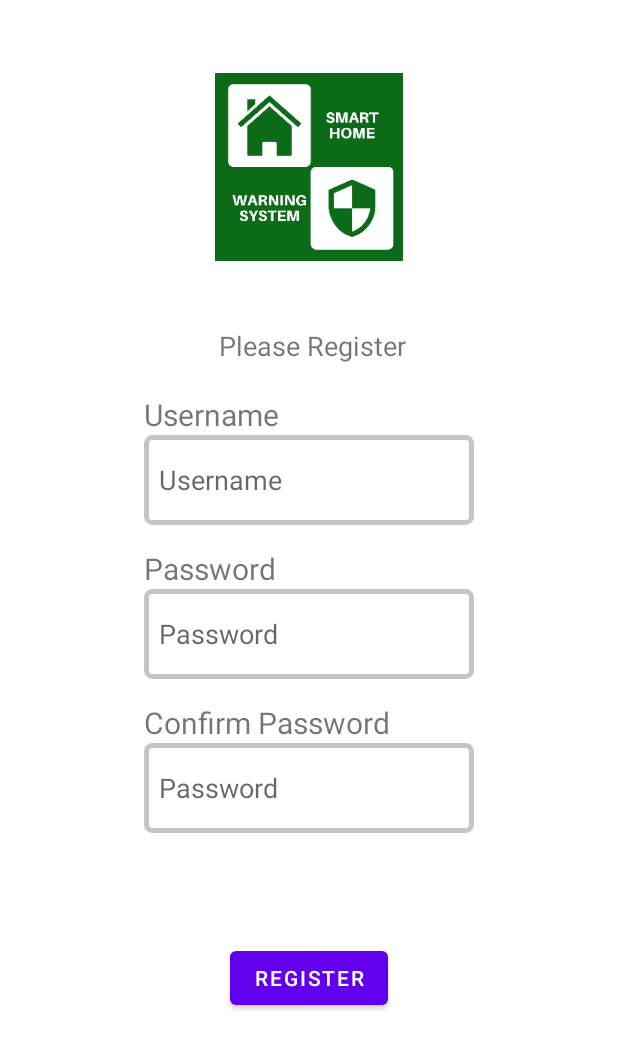
After one commit to lintabong/AntiThieftApp, an Android app: the RegisterActivity screen opened directly, with no data from a screen before it, on a phone screen of 412 x 824 dp. The commit adds this screen. Shown: the top 1049 px of the screen. Run offline under Robolectric (Android 15) with nearby library versions, the phone set to English and light mode, and no system bars.

Commit message:
third upload

```diff
--- /dev/null
+++ b/app/src/main/java/com/example/antithieft/CameraResponse.kt
@@ -0,0 +1,5 @@
+package com.example.antithieft
+
+class CameraResponse {
+
+}
--- /dev/null
+++ b/app/src/main/java/com/example/antithieft/RegisterActivity.java
@@ -0,0 +1,14 @@
+package com.example.antithieft;
+
+import androidx.appcompat.app.AppCompatActivity;
+
+import android.os.Bundle;
+
+public class RegisterActivity extends AppCompatActivity {
+
+    @Override
+    protected void onCreate(Bundle savedInstanceState) {
+        super.onCreate(savedInstanceState);
+        setContentView(R.layout.activity_register);
+    }
+}
--- /dev/null
+++ b/app/src/main/res/drawable/dashboard_bg0.xml
@@ -0,0 +1,4 @@
+<?xml version="1.0" encoding="utf-8"?>
+<shape xmlns:android="http://schemas.android.com/apk/res/android">
+    <solid android:color="#156118"/>
+</shape>
--- /dev/null
+++ b/app/src/main/res/drawable/dashboard_bg1.xml
@@ -0,0 +1,6 @@
+<?xml version="1.0" encoding="utf-8"?>
+<shape xmlns:android="http://schemas.android.com/apk/res/android">
+    <solid android:color="#E8EAE8"/>
+    <corners android:topLeftRadius="70dp"
+        android:topRightRadius="70dp"/>
+</shape>
--- /dev/null
+++ b/app/src/main/res/layout/activity_register.xml
@@ -0,0 +1,110 @@
+<?xml version="1.0" encoding="utf-8"?>
+<androidx.constraintlayout.widget.ConstraintLayout xmlns:android="http://schemas.android.com/apk/res/android"
+    xmlns:app="http://schemas.android.com/apk/res-auto"
+    xmlns:tools="http://schemas.android.com/tools"
+    android:layout_width="match_parent"
+    android:layout_height="match_parent"
+    tools:context=".RegisterActivity">
+
+    <ImageView
+        android:id="@+id/imageView"
+        android:layout_width="wrap_content"
+        android:layout_height="wrap_content"
+        app:layout_constraintBottom_toBottomOf="parent"
+        app:layout_constraintEnd_toEndOf="parent"
+        app:layout_constraintStart_toStartOf="parent"
+        app:layout_constraintTop_toTopOf="parent"
+        app:layout_constraintVertical_bias="0.06999999"
+        android:src="@mipmap/logo_green" />
+
+    <TextView
+        android:id="@+id/PTpleaseSignIn"
+        android:layout_width="wrap_content"
+        android:layout_height="wrap_content"
+        android:layout_marginTop="44dp"
+        android:text="@string/pleaseRegist"
+        android:textSize="18dp"
+        app:layout_constraintEnd_toEndOf="parent"
+        app:layout_constraintHorizontal_bias="0.507"
+        app:layout_constraintStart_toStartOf="parent"
+        app:layout_constraintTop_toBottomOf="@+id/imageView" />
+
+    <LinearLayout
+        android:id="@+id/linearLayout"
+        android:layout_width="wrap_content"
+        android:layout_height="wrap_content"
+        android:orientation="vertical"
+        app:layout_constraintBottom_toBottomOf="parent"
+        app:layout_constraintEnd_toEndOf="parent"
+        app:layout_constraintStart_toStartOf="parent"
+        app:layout_constraintTop_toBottomOf="@+id/PTpleaseSignIn"
+        app:layout_constraintVertical_bias="0.06999999">
+
+        <TextView
+            android:id="@+id/textView2"
+            android:layout_width="match_parent"
+            android:layout_height="wrap_content"
+            android:text="@string/username"
+            android:textSize="20dp"/>
+
+        <EditText
+            android:id="@+id/textUsername"
+            android:layout_width="220dp"
+            android:layout_height="60dp"
+            android:background="@drawable/input_style"
+            android:ems="10"
+            android:inputType="textPersonName"
+            android:hint="@string/username" />
+
+        <TextView
+            android:id="@+id/textView3"
+            android:layout_marginTop="15dp"
+            android:layout_width="match_parent"
+            android:layout_height="wrap_content"
+            android:text="@string/password"
+            android:textSize="20dp"/>
+
+        <EditText
+            android:id="@+id/textPassword"
+            android:layout_width="220dp"
+            android:layout_height="60dp"
+            android:background="@drawable/input_style"
+            android:ems="10"
+            android:inputType="textPassword"
+            tools:ignore="SpeakableTextPresentCheck"
+            android:hint="@string/password"/>
+
+        <TextView
+            android:id="@+id/textView4"
+            android:layout_marginTop="15dp"
+            android:layout_width="match_parent"
+            android:layout_height="wrap_content"
+            android:text="@string/confPass"
+            android:textSize="20dp"/>
+
+        <EditText
+            android:id="@+id/textConfirmPass"
+            android:layout_width="220dp"
+            android:layout_height="60dp"
+            android:background="@drawable/input_style"
+            android:ems="10"
+            android:inputType="textPassword"
+            tools:ignore="SpeakableTextPresentCheck"
+            android:hint="@string/password"/>
+
+    </LinearLayout>
+
+
+
+    <Button
+        android:id="@+id/ButLogin"
+        android:layout_width="wrap_content"
+        android:layout_height="wrap_content"
+        android:text="@string/register"
+        app:layout_constraintBottom_toBottomOf="parent"
+        app:layout_constraintEnd_toEndOf="parent"
+        app:layout_constraintStart_toStartOf="parent"
+        app:layout_constraintTop_toBottomOf="@+id/linearLayout"
+        app:layout_constraintVertical_bias="0.32999998" />
+
+</androidx.constraintlayout.widget.ConstraintLayout>
--- a/app/src/main/res/values/strings.xml
+++ b/app/src/main/res/values/strings.xml
@@ -1,13 +1,16 @@
 <resources>
     <string name="app_name">AntiThieft</string>
     <string name="pleaseSignin">Please Sign In</string>
+    <string name="pleaseRegist">Please Register</string>
     <string name="username">Username</string>
     <string name="password">Password</string>
+    <string name="confPass">Confirm Password</string>
     <string name="donthaveAcc">You don\'t have any account?</string>
     <string name="register">Register</string>
     <string name="renenver">Remember Me?</string>
     <string name="signin">Sign In</string>
     <string name="rememberMe">Remember Me</string>
+    <string name="logout">Logout</string>
 
 
     <string name="selectDevice">Select Device</string>
```
Also changed, not shown: app/src/main/AndroidManifest.xml (+9 -0 lines), app/src/main/java/com/example/antithieft/Api.kt (added, +9 -0 lines), app/src/main/java/com/example/antithieft/DashboardActivity.java (added, +14 -0 lines), app/src/main/java/com/example/antithieft/SignOutActivity.java (added, +14 -0 lines), app/src/main/res/layout/activity_dashboard.xml (added, +72 -0 lines), app/src/main/res/layout/activity_sign_out.xml (added, +37 -0 lines).
